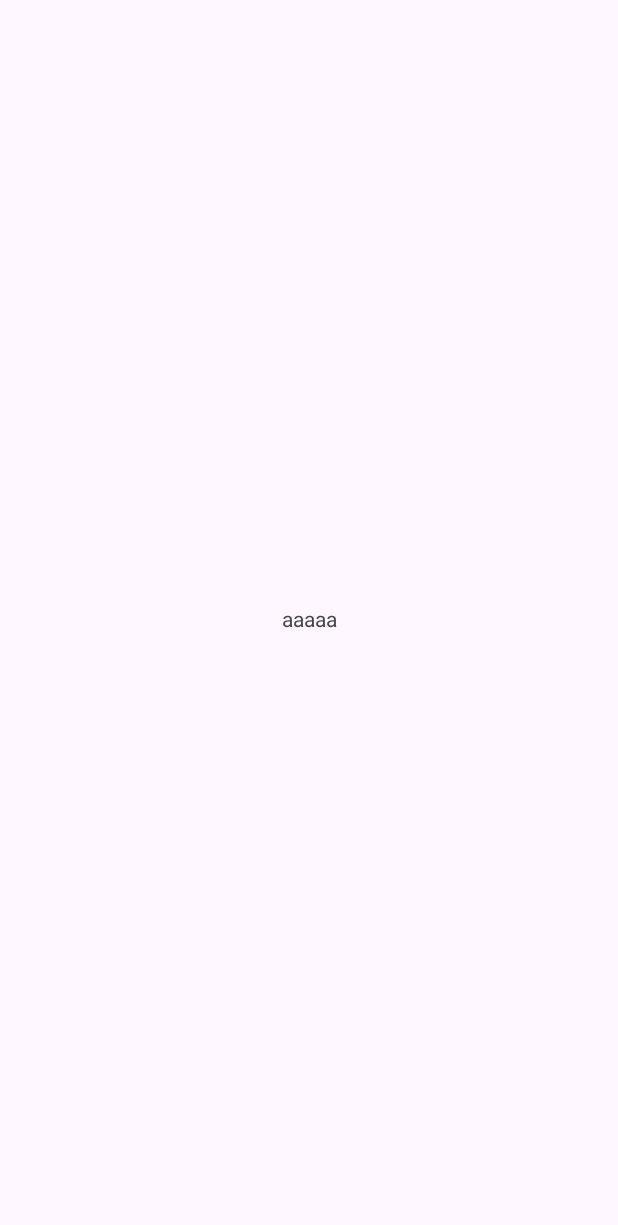
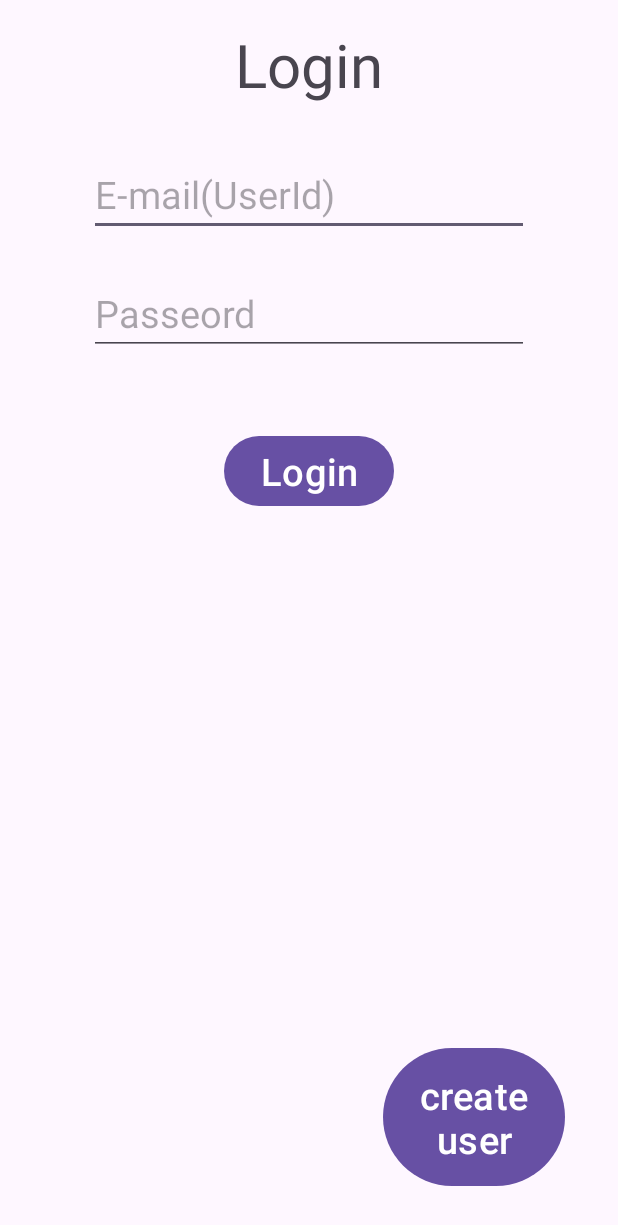
Before and after one commit to a-hiten/WhisperClient, an Android app: the screen it shows after launch (MainActivity before the commit, LoginActivity after it), on a phone screen of 412 x 824 dp. Before the commit the part shown is almost empty. Shown: the top 1225 px of the screen. Run offline under Robolectric (Android 15) with nearby library versions, the phone set to English and light mode, and no system bars.

Commit message:
loginのデザインと表示ページを追加

```diff
--- a/app/src/main/AndroidManifest.xml
+++ b/app/src/main/AndroidManifest.xml
@@ -1,13 +1,10 @@
 <?xml version="1.0" encoding="utf-8"?>
 <manifest xmlns:android="http://schemas.android.com/apk/res/android"
     xmlns:tools="http://schemas.android.com/tools">
-
-    <!-- インターネット接続を許可するためにandroid.permission.INTERNET を追加-->
+    <!-- インターネット接続を許可するためにandroid.permission.INTERNET を追加 -->
     <uses-permission android:name="android.permission.INTERNET" />
 
-    <!-- HTTP通信(HTTPS通信ではない)を受け入れる場合、「android:usesCleartextTraffic="true"」をapplicationタグの中に追加 -->
     <application
-        android:usesCleartextTraffic="true"
         android:allowBackup="true"
         android:dataExtractionRules="@xml/data_extraction_rules"
         android:fullBackupContent="@xml/backup_rules"
@@ -16,16 +13,24 @@
         android:roundIcon="@mipmap/ic_launcher_round"
         android:supportsRtl="true"
         android:theme="@style/Theme.WhisperClient"
+        android:usesCleartextTraffic="true"
         tools:targetApi="31">
+
         <activity
             android:name=".MainActivity"
+            android:exported="false" />
+
+        <!-- 表示したい画面を指定する -->
+         <activity
+             android:name=".LoginActivity"
              android:exported="true">
              <intent-filter>
                  <action android:name="android.intent.action.MAIN" />
-
                  <category android:name="android.intent.category.LAUNCHER" />
              </intent-filter>
          </activity>
+
+
     </application>
 
 </manifest>
--- a/app/src/main/res/layout/activity_login.xml
+++ b/app/src/main/res/layout/activity_login.xml
@@ -7,4 +7,72 @@
     android:layout_height="match_parent"
     tools:context=".LoginActivity">
 
+    <TextView
+        android:id="@+id/textView"
+        android:layout_width="wrap_content"
+        android:layout_height="wrap_content"
+        android:layout_marginStart="156dp"
+        android:layout_marginTop="16dp"
+        android:layout_marginEnd="156dp"
+        android:text="Login"
+        android:textSize="40dp"
+        app:layout_constraintEnd_toEndOf="parent"
+        app:layout_constraintStart_toStartOf="parent"
+        app:layout_constraintTop_toTopOf="parent" />
+
+    <EditText
+        android:id="@+id/editTextTextEmailAddress"
+        android:layout_width="wrap_content"
+        android:layout_height="wrap_content"
+        android:layout_marginStart="59dp"
+        android:layout_marginTop="32dp"
+        android:layout_marginEnd="59dp"
+        android:ems="10"
+        android:hint="E-mail(UserId)"
+        android:inputType="textEmailAddress"
+        android:textSize="25dp"
+        app:layout_constraintEnd_toEndOf="parent"
+        app:layout_constraintStart_toStartOf="parent"
+        app:layout_constraintTop_toBottomOf="@+id/textView" />
+
+    <EditText
+        android:id="@+id/editTextTextPassword"
+        android:layout_width="wrap_content"
+        android:layout_height="wrap_content"
+        android:layout_marginStart="59dp"
+        android:layout_marginTop="24dp"
+        android:layout_marginEnd="59dp"
+        android:ems="10"
+        android:hint="Passeord"
+        android:inputType="textPassword"
+        android:textSize="25dp"
+        app:layout_constraintEnd_toEndOf="parent"
+        app:layout_constraintStart_toStartOf="parent"
+        app:layout_constraintTop_toBottomOf="@+id/editTextTextEmailAddress" />
+
+    <Button
+        android:id="@+id/button"
+        android:layout_width="wrap_content"
+        android:layout_height="wrap_content"
+        android:layout_marginStart="149dp"
+        android:layout_marginTop="50dp"
+        android:layout_marginEnd="150dp"
+        android:text="Login"
+        android:textSize="25dp"
+        app:layout_constraintEnd_toEndOf="parent"
+        app:layout_constraintStart_toStartOf="parent"
+        app:layout_constraintTop_toBottomOf="@+id/editTextTextPassword" />
+
+    <Button
+        android:id="@+id/button2"
+        android:layout_width="121dp"
+        android:layout_height="100dp"
+        android:layout_marginStart="255dp"
+        android:layout_marginEnd="35dp"
+        android:layout_marginBottom="29dp"
+        android:text="createuser"
+        android:textSize="25dp"
+        app:layout_constraintBottom_toBottomOf="parent"
+        app:layout_constraintEnd_toEndOf="parent"
+        app:layout_constraintStart_toStartOf="parent" />
 </androidx.constraintlayout.widget.ConstraintLayout>
```
Lines whose indentation alone changed are shown as unchanged.
